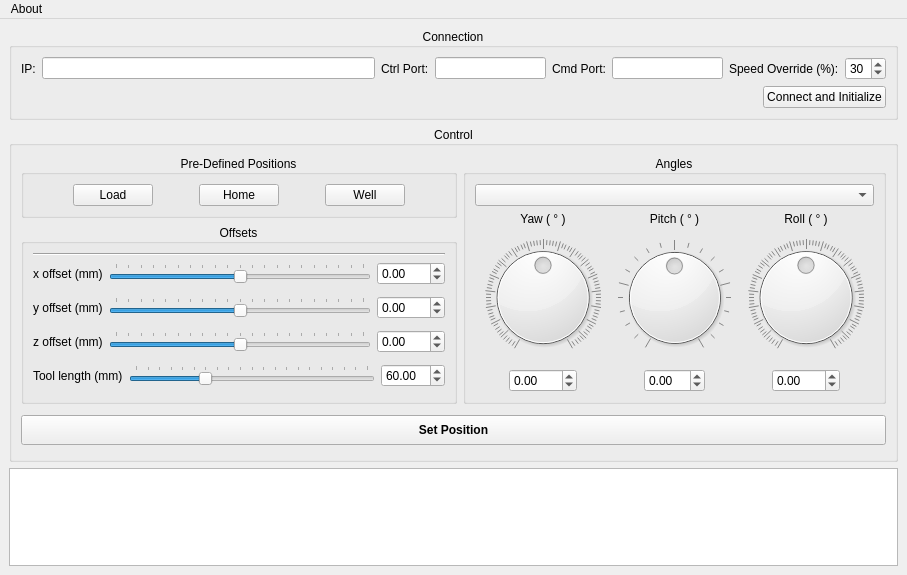
First picture: the form in mainwindow.ui, repository rookidroid/armstrong, before the edit.
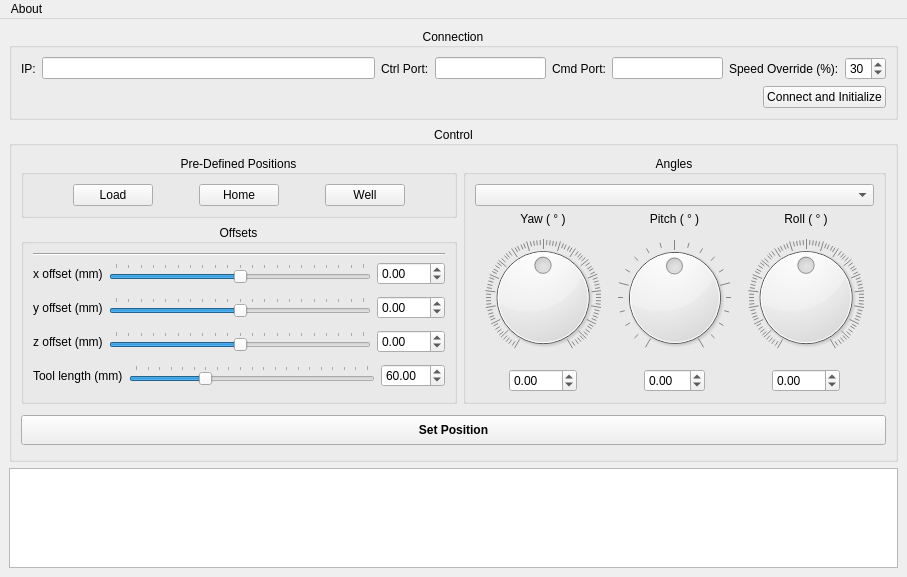
Second picture: the form after the edit. Icons and pictures are not drawn.

```diff
--- a/mainwindow.ui
+++ b/mainwindow.ui
@@ -7,7 +7,7 @@
     <x>0</x>
     <y>0</y>
     <width>907</width>
-    <height>575</height>
+    <height>577</height>
    </rect>
   </property>
   <property name="sizePolicy">
```
Left out of the diff: 2 changed lines with no effect on the pictures.
